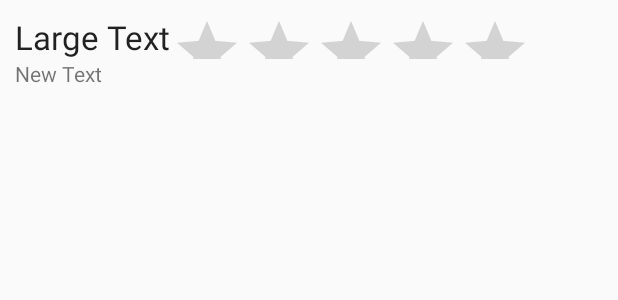
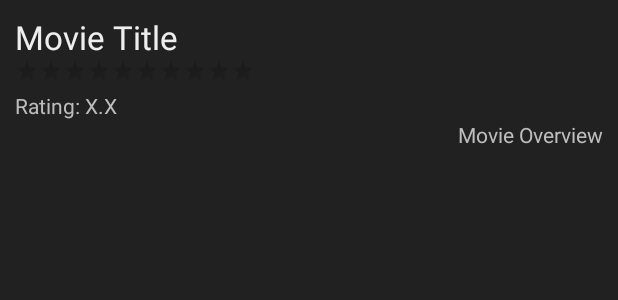
Before and after one commit to dbirulia/Flickster, an Android app: the layout activity_movie_details.xml on its own in the app's theme, with its tools: preview values and no code run, on a phone screen of 412 x 824 dp. Shown: the top 300 px of the screen. Run offline under Robolectric (Android 15) with nearby library versions, the phone set to English and light mode, and no system bars.

Commit message:
more UI changes

```diff
--- a/app/src/main/res/layout/activity_movie_details.xml
+++ b/app/src/main/res/layout/activity_movie_details.xml
@@ -7,41 +7,68 @@
     android:paddingLeft="@dimen/activity_horizontal_margin"
     android:paddingRight="@dimen/activity_horizontal_margin"
     android:paddingTop="@dimen/activity_vertical_margin"
+    android:background="@color/blackCard"
     tools:context="com.birulia.flickster.MovieDetailsActivity">
 
     <ImageView
-        android:layout_width="wrap_content"
+        android:layout_width="match_parent"
         android:layout_height="wrap_content"
-        android:id="@+id/imageView"
+        android:id="@+id/ivMovieImage"
+        android:scaleType="fitCenter"
+        android:adjustViewBounds="true"
         android:layout_alignParentTop="true"
         android:layout_alignParentLeft="true"
-        android:layout_alignParentStart="true" />
+        android:layout_alignParentStart="true"
+        android:onClick="showVideo" />
+
+    <ImageView
+        android:layout_width="72dp"
+        android:layout_height="72dp"
+        android:id="@+id/ivPlay"
+        android:src="@drawable/play_btn"
+        android:layout_centerInParent="@+id/ivMovieImage"
+        android:scaleType="fitCenter"
+        android:layout_centerHorizontal="true"
+        android:layout_marginTop="70dp"
+        android:visibility="invisible"
+        android:alpha="0.8"/>
 
     <TextView
         android:layout_width="wrap_content"
         android:layout_height="wrap_content"
         android:textAppearance="?android:attr/textAppearanceLarge"
-        android:text="Large Text"
-        android:id="@+id/textView"
-        android:layout_alignTop="@+id/imageView"
-        android:layout_alignParentLeft="true"
-        android:layout_alignParentStart="true" />
+        android:text="Movie Title"
+        android:id="@+id/tvTitle"
+        android:layout_below="@+id/ivMovieImage"
+        android:textColor="@color/titleColor"/>
 
     <RatingBar
+        style="@style/RatingBar"
         android:layout_width="wrap_content"
         android:layout_height="wrap_content"
-        android:id="@+id/ratingBar"
-        android:layout_alignBottom="@+id/textView"
-        android:layout_toRightOf="@+id/textView"
-        android:layout_toEndOf="@+id/textView" />
+        android:numStars="10"
+        android:id="@+id/rbRating"
+        android:layout_below="@+id/tvTitle"
+        android:isIndicator="true"
+        android:stepSize="0.01"/>
 
     <TextView
         android:layout_width="wrap_content"
         android:layout_height="wrap_content"
-        android:text="New Text"
-        android:id="@+id/textView2"
-        android:layout_below="@+id/textView"
-        android:layout_toRightOf="@+id/imageView"
+        android:text="Rating: X.X"
+        android:id="@+id/tvRating"
+        android:layout_below="@+id/rbRating"
+        android:layout_marginTop="5dp"
+        android:textColor="@color/overviewColor"/>
+
+
+    <TextView
+        android:layout_width="wrap_content"
+        android:layout_height="wrap_content"
+        android:text="Movie Overview"
+        android:id="@+id/tvOverview"
+        android:layout_below="@+id/tvRating"
         android:layout_alignParentRight="true"
-        android:layout_alignParentEnd="true" />
+        android:layout_alignParentEnd="true"
+        android:textColor="@color/overviewColor"/>
 </RelativeLayout>
--- a/app/src/main/res/values/colors.xml
+++ b/app/src/main/res/values/colors.xml
@@ -7,5 +7,7 @@
     <color name="overviewColor">#BDBDBD</color>
     <color name="titleColor">#EEEEEE</color>
     <color name="blackCard">#212121</color>
+    <color name="primary_light">#EEEEEE</color>
+    <color name="primary_dark">#000000</color>
 
 </resources>
--- a/app/src/main/res/values/styles.xml
+++ b/app/src/main/res/values/styles.xml
@@ -5,4 +5,10 @@
         <!-- Customize your theme here. -->
     </style>
 
+    <style name="RatingBar"
+        parent="android:style/Widget.Material.RatingBar.Small">
+        <item name="colorControlNormal">@color/primary_light</item>
+        <item name="colorControlActivated">@color/primary_dark</item>
+    </style>
+
 </resources>
```
Also changed, not shown: app/src/main/java/com/birulia/flickster/MovieActivity.java (+16 -4 lines), app/src/main/java/com/birulia/flickster/MovieDetailsActivity.java (+53 -1 lines), app/src/main/java/com/birulia/flickster/models/Movie.java (+10 -1 lines), app/src/main/res/layout/item_movie.xml (+0 -10 lines), app/src/main/res/drawable-xhdpi/loading.gif (added), 1 other file.
